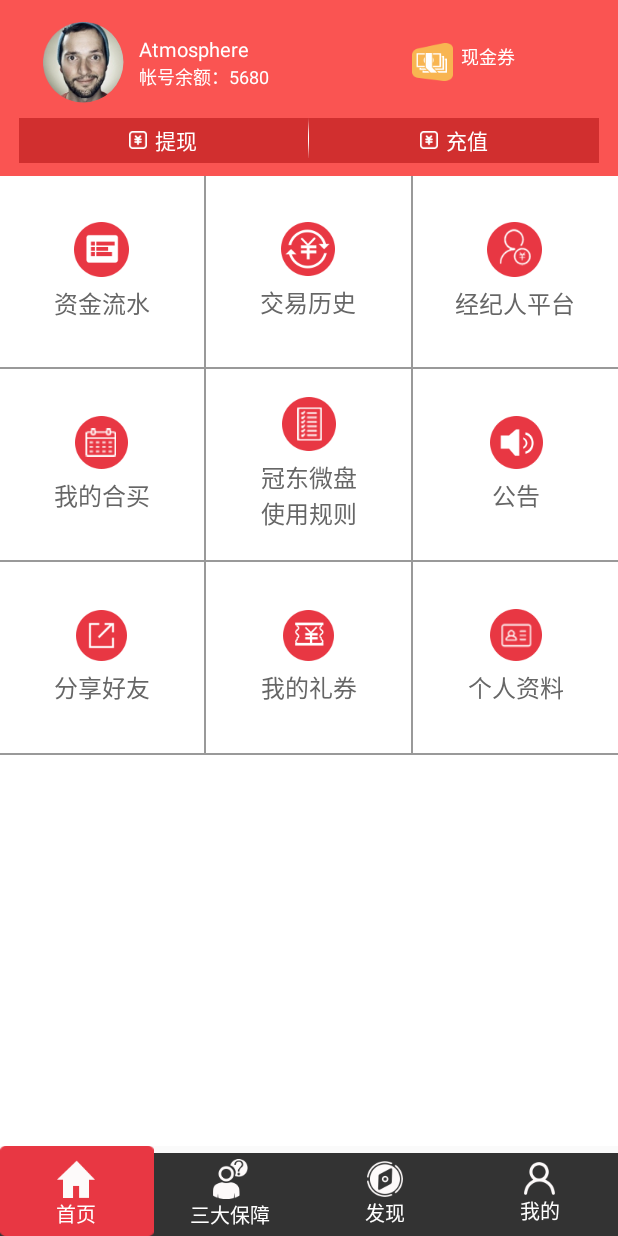
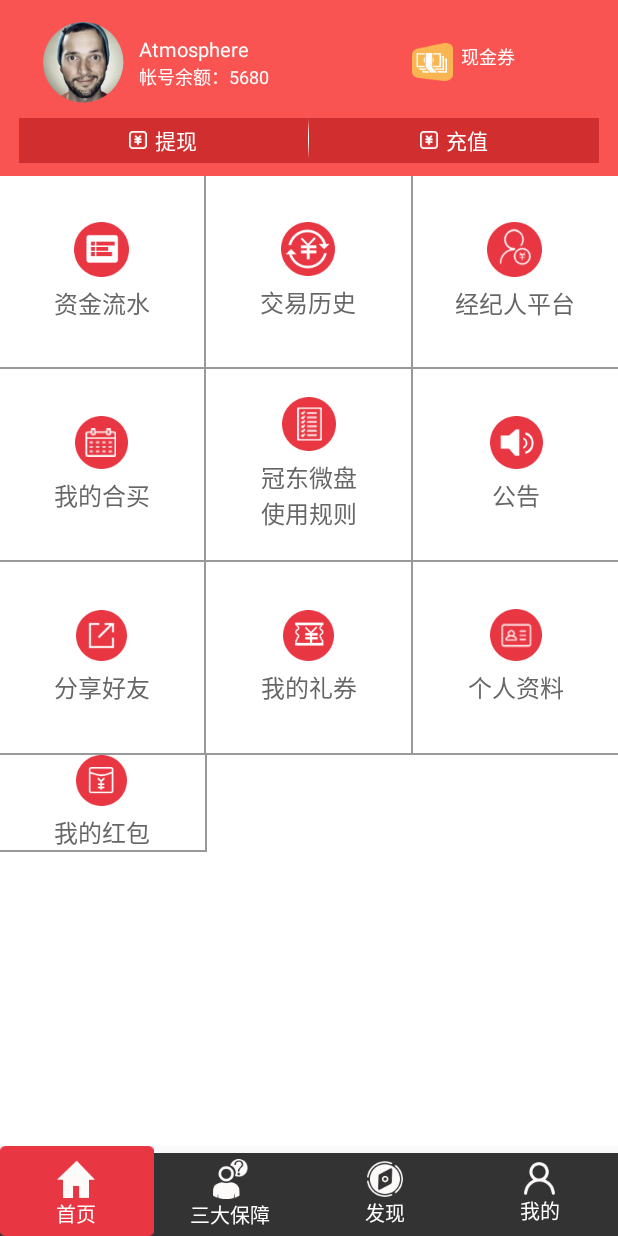
Before and after one commit to zyzbsh/fx, an Android app: the fragment MineFragment placed in its activity, on a phone screen of 412 x 824 dp. Run offline under Robolectric (Android 15) with nearby library versions, the phone set to English and light mode, and no system bars; our stand-ins replace CircleImageView.

```diff
--- /dev/null
+++ b/app/src/main/res/drawable/default_progress_loading.xml
@@ -0,0 +1,3 @@
+<?xml version="1.0" encoding="utf-8"?>
+<animated-rotate android:drawable="@drawable/progress_loading" android:pivotX="50.0%" android:pivotY="50.0%"
+  xmlns:android="http://schemas.android.com/apk/res/android" />
--- a/app/src/main/res/layout/fragment_mine.xml
+++ b/app/src/main/res/layout/fragment_mine.xml
@@ -159,6 +159,41 @@
                 </LinearLayout>
 
             </LinearLayout>
+            <LinearLayout
+                android:id="@+id/mine_layout_4"
+                android:layout_width="match_parent"
+                android:layout_height="wrap_content"
+                android:orientation="horizontal">
+
+                <LinearLayout
+                    android:id="@+id/mine_red_envelope_layout"
+                    style="@style/MineItemLayout"
+                    android:layout_marginBottom="1dp">
+
+                    <TextView
+                        android:id="@+id/mine_red_envelope_tv"
+                        style="@style/MineItemTv"
+                        android:drawableTop="@mipmap/icon_center_red_envelope"
+                        android:text="@string/my_red_envelope" />
+                </LinearLayout>
+
+                <LinearLayout
+                    android:layout_marginLeft="1dp"
+                    style="@style/MineItemLayout">
+
+                    <TextView
+                        style="@style/MineItemTv"
+                        android:layout_marginLeft="1dp" />
+                </LinearLayout>
+
+                <LinearLayout
+                    style="@style/MineItemLayout">
+
+                    <TextView
+                        style="@style/MineItemTv" />
+                </LinearLayout>
+
+            </LinearLayout>
 
         </LinearLayout>
     </ScrollView>
```
Also changed, not shown: app/src/main/java/fxtrader/com/app/base/BaseActivity.java (+24 -3 lines), app/src/main/java/fxtrader/com/app/mine/MineFragment.java (+6 -1 lines), app/src/main/java/fxtrader/com/app/view/DefaultProgressDialog.java (added, +27 -0 lines), app/src/main/res/layout/progress_dialog.xml (added, +11 -0 lines), app/src/main/res/drawable-xhdpi/progress_loading.JPG (added), app/src/main/res/mipmap-xhdpi/icon_center_red_envelope.png (added).
